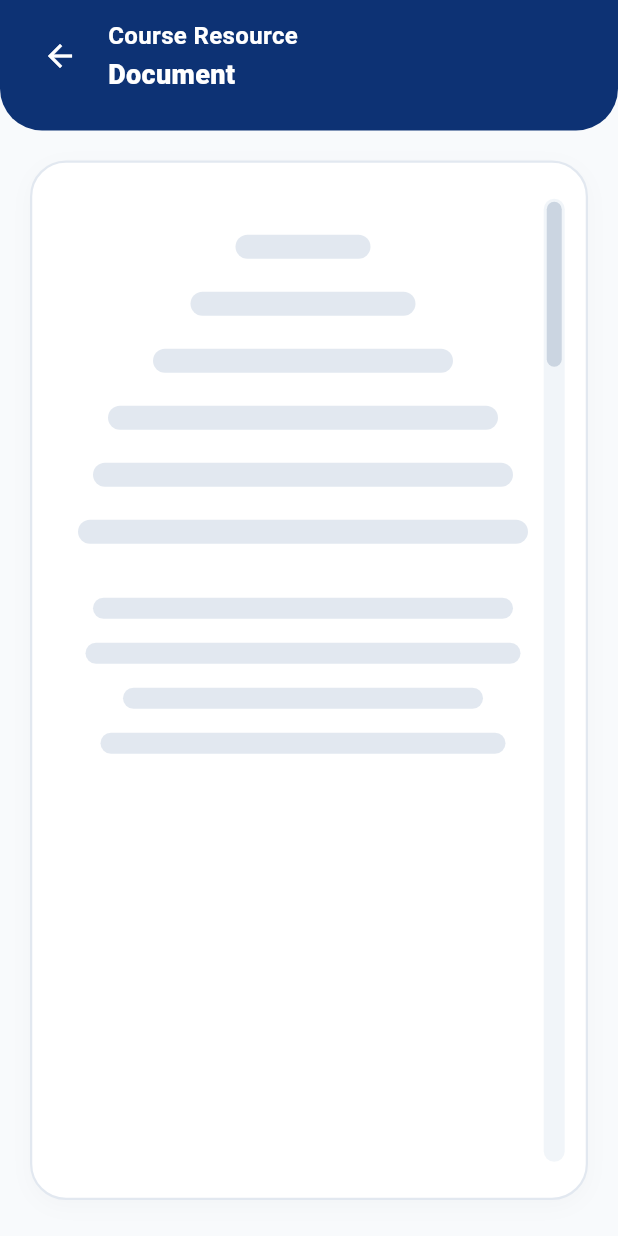
After one commit to aastu-gibigubae/aastu_gibigubae_resource_app_frontend, a Flutter app: the PdfViewerPage screen opened by its route, on a phone screen of 412 x 824 dp. The commit adds this screen. Run offline on Flutter 3.47's test engine with Material 3 defaults, Android fonts, the phone set to English and light mode, and no system bars; our stand-ins replace connectivity_plus, device_info_plus, dio, flutter_riverpod, flutter_secure_storage, go_router and 2 more; accounts and stored records are empty; Roboto replaces fonts that are missing (Poppins).

Commit message:
feat(resources): align ResourceDetailPage with specs card and add PdfViewerPage and download success modal

```diff
--- a/lib/features/resources/data/datasources/mock_resource_datasource.dart
+++ b/lib/features/resources/data/datasources/mock_resource_datasource.dart
@@ -497,7 +497,6 @@ class MockResourceDatasource {
         ];
 
       case ResourceCategoryType.handouts:
-      default:
         return [
           ResourceItem(
             id: (courseId * 100) + 1,
@@ -603,4 +602,14 @@ class MockResourceDatasource {
       academicYear: 1,
     );
   }
+
+  List<ResourceItem> getAllResources() {
+    final list = <ResourceItem>[];
+    for (final course in freshmanCourses) {
+      for (final cat in ResourceCategoryType.values) {
+        list.addAll(getCategoryResources(courseId: course.id, category: cat));
+      }
+    }
+    return list;
+  }
 }
--- a/lib/features/resources/presentation/pages/explore_course_resources_page.dart
+++ b/lib/features/resources/presentation/pages/explore_course_resources_page.dart
@@ -3,7 +3,6 @@ import 'package:flutter_riverpod/flutter_riverpod.dart';
 import 'package:go_router/go_router.dart';
 
 import '../../../../app/router/route_names.dart';
-import '../../../../app/theme/app_colors.dart';
 import '../../../../core/widgets/curved_header.dart';
 import '../../data/datasources/mock_resource_datasource.dart';
 import '../../domain/entities/resource_item.dart';
--- /dev/null
+++ b/lib/features/resources/presentation/pages/pdf_viewer_page.dart
@@ -0,0 +1,222 @@
+import 'package:flutter/material.dart';
+import 'package:go_router/go_router.dart';
+import 'package:url_launcher/url_launcher.dart';
+
+import '../../../../app/theme/app_colors.dart';
+import '../../domain/entities/resource_item.dart';
+
+class PdfViewerPage extends StatelessWidget {
+  final ResourceItem? resource;
+  final String title;
+  final String courseName;
+  final String? fileUrl;
+
+  const PdfViewerPage({
+    super.key,
+    this.resource,
+    this.title = 'Document',
+    this.courseName = 'Course Resource',
+    this.fileUrl,
+  });
+
+  @override
+  Widget build(BuildContext context) {
+    final effectiveTitle = resource?.title ?? title;
+    final effectiveCourseName = resource?.courseName.isNotEmpty == true
+        ? resource!.courseName
+        : courseName;
+    final effectiveFileUrl = resource?.fileUrl ?? fileUrl;
+
+    return Scaffold(
+      backgroundColor: const Color(0xFFF8FAFC),
+      body: SafeArea(
+        top: false,
+        child: Column(
+          children: [
+            // Top curved Navy Header matching image copy 17.png
+            Container(
+              width: double.infinity,
+              padding: EdgeInsets.fromLTRB(
+                16,
+                MediaQuery.of(context).padding.top + 12,
+                20,
+                24,
+              ),
+              decoration: const BoxDecoration(
+                color: AppColors.primary,
+                borderRadius: BorderRadius.vertical(
+                  bottom: Radius.circular(28),
+                ),
+              ),
+              child: Row(
+                crossAxisAlignment: CrossAxisAlignment.center,
+                children: [
+                  IconButton(
+                    icon: const Icon(
+                      Icons.arrow_back,
+                      color: Colors.white,
+                      size: 24,
+                    ),
+                    onPressed: () {
+                      if (context.canPop()) {
+                        context.pop();
+                      } else {
+                        context.go('/home');
+                      }
+                    },
+                  ),
+                  const SizedBox(width: 8),
+                  Expanded(
+                    child: Column(
+                      crossAxisAlignment: CrossAxisAlignment.start,
+                      mainAxisSize: MainAxisSize.min,
+                      children: [
+                        Text(
+                          effectiveCourseName,
+                          maxLines: 1,
+                          overflow: TextOverflow.ellipsis,
+                          style: const TextStyle(
+                            color: Colors.white,
+                            fontSize: 16,
+                            fontWeight: FontWeight.w700,
+                          ),
+                        ),
+                        const SizedBox(height: 2),
+                        Text(
+                          effectiveTitle,
+                          maxLines: 1,
+                          overflow: TextOverflow.ellipsis,
+                          style: const TextStyle(
+                            color: Colors.white,
+                            fontSize: 18,
+                            fontWeight: FontWeight.w800,
+                          ),
+                        ),
+                      ],
+                    ),
+                  ),
+                  if (effectiveFileUrl != null && effectiveFileUrl.isNotEmpty)
+                    IconButton(
+                      icon: const Icon(
+                        Icons.open_in_new_rounded,
+                        color: Colors.white,
+                        size: 20,
+                      ),
+                      tooltip: 'Open full document',
+                      onPressed: () async {
+                        final uri = Uri.parse(effectiveFileUrl);
+                        if (await canLaunchUrl(uri)) {
+                          await launchUrl(uri,
+                              mode: LaunchMode.externalApplication);
+                        }
+                      },
+                    ),
+                ],
+              ),
+            ),
+
+            const SizedBox(height: 20),
+
+            // In-app Document Reader canvas matching image copy 17.png
+            Expanded(
+              child: Padding(
+                padding: const EdgeInsets.symmetric(horizontal: 20),
+                child: Container(
+                  width: double.infinity,
+                  decoration: BoxDecoration(
+                    color: Colors.white,
+                    borderRadius: BorderRadius.circular(24),
+                    border: Border.all(
+                      color: const Color(0xFFE2E8F0),
+                      width: 1.5,
+                    ),
+                    boxShadow: [
+                      BoxShadow(
+                        color: Colors.black.withAlpha(6),
+                        blurRadius: 12,
+                        offset: const Offset(0, 4),
+                      ),
+                    ],
+                  ),
+                  child: Stack(
+                    children: [
+                      // Document Content Simulation (matching exact mockup structure)
+                      Positioned.fill(
+                        child: SingleChildScrollView(
+                          padding: const EdgeInsets.fromLTRB(28, 48, 36, 40),
+                          child: Column(
+                            crossAxisAlignment: CrossAxisAlignment.center,
+                            children: [
+                              _buildDocLine(width: 90, height: 16),
+                              const SizedBox(height: 22),
+                              _buildDocLine(width: 150, height: 16),
+                              const SizedBox(height: 22),
+                              _buildDocLine(width: 200, height: 16),
+                              const SizedBox(height: 22),
+                              _buildDocLine(width: 260, height: 16),
+                              const SizedBox(height: 22),
+                              _buildDocLine(width: 280, height: 16),
+                              const SizedBox(height: 22),
+                              _buildDocLine(width: 300, height: 16),
+                              const SizedBox(height: 36),
+                              _buildDocLine(width: 280, height: 14),
+                              const SizedBox(height: 16),
+                              _buildDocLine(width: 290, height: 14),
+                              const SizedBox(height: 16),
+                              _buildDocLine(width: 240, height: 14),
+                              const SizedBox(height: 16),
+                              _buildDocLine(width: 270, height: 14),
+                            ],
+                          ),
+                        ),
+                      ),
+
+                      // Right scroll indicator bar matching image copy 17.png
+                      Positioned(
+                        top: 24,
+                        right: 14,
+                        bottom: 24,
+                        child: Container(
+                          width: 14,
+                          decoration: BoxDecoration(
+                            color: const Color(0xFFF1F5F9),
+                            borderRadius: BorderRadius.circular(7),
+                          ),
+                          child: Align(
+                            alignment: Alignment.topCenter,
+                            child: Container(
+                              margin: const EdgeInsets.all(2),
+                              width: 10,
+                              height: 110,
+                              decoration: BoxDecoration(
+                                color: const Color(0xFFCBD5E1),
+                                borderRadius: BorderRadius.circular(5),
+                              ),
+                            ),
+                          ),
+                        ),
+                      ),
+                    ],
+                  ),
+                ),
+              ),
+            ),
+
+            const SizedBox(height: 24),
+          ],
+        ),
+      ),
+    );
+  }
+
+  Widget _buildDocLine({required double width, required double height}) {
+    return Container(
+      width: width,
+      height: height,
+      decoration: BoxDecoration(
+        color: const Color(0xFFE2E8F0),
+        borderRadius: BorderRadius.circular(height / 2),
+      ),
+    );
+  }
+}
```
Also changed, not shown: lib/app/router/app_router.dart (+16 -0 lines), lib/features/resources/presentation/pages/resource_detail_page.dart (+251 -155 lines), lib/features/resources/presentation/widgets/download_success_dialog.dart (added, +82 -0 lines).
